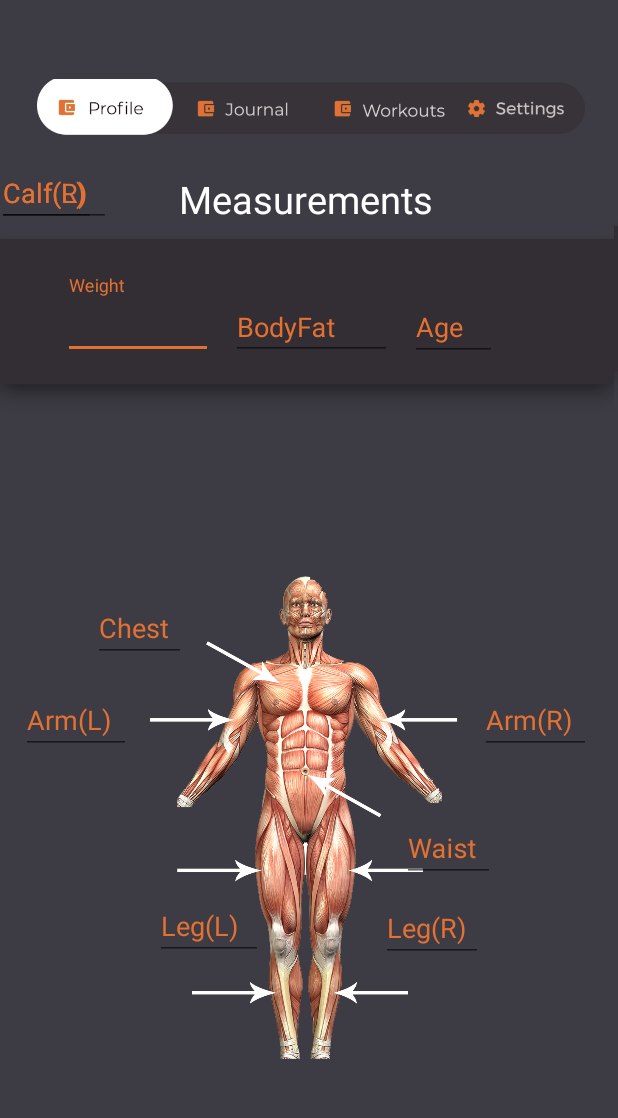
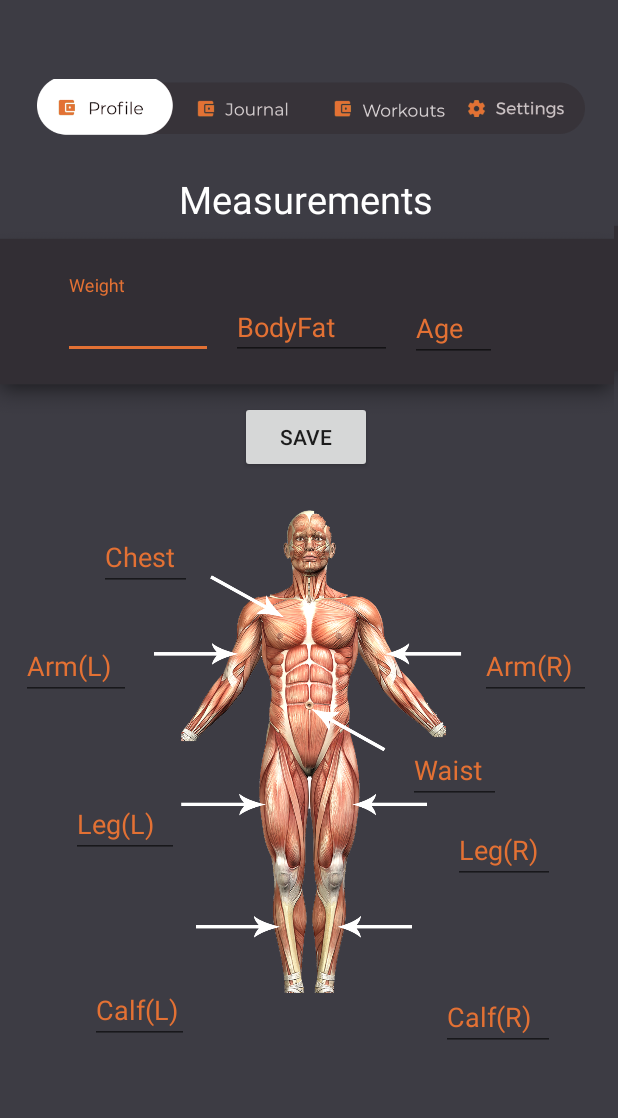
Before and after one commit to bmashlum/WorkoutTracker-1, an Android app: the ProfileFragment screen opened directly, with no data from a screen before it, on a phone screen of 412 x 824 dp, the part 63-1181 px from its top. Run offline under Robolectric (Android 15) with nearby library versions, the phone set to English and light mode, and no system bars; our stand-ins replace Firebase (no records; nobody signed in at launch, a user with empty details on screens opened directly); 1 statement that could not run was skipped.

Commit message:
Added stats user interface in profile with firebase implementation
User can now enter stats and save them. Stats will save to firebase under user who's logged in and the current date. This will allow multiple users stats to be saved and also aid the future graphing function by showing date of stats.

```diff
--- a/FitAid App/app/src/main/java/com/example/brad/fitaid/ProfileFragment.java
+++ b/FitAid App/app/src/main/java/com/example/brad/fitaid/ProfileFragment.java
@@ -2,20 +2,44 @@ package com.example.brad.fitaid;
 
 
 import android.os.Bundle;
+import android.support.annotation.Nullable;
 import android.support.design.widget.TextInputEditText;
 import android.support.design.widget.TextInputLayout;
 import android.support.v4.app.Fragment;
 import android.view.LayoutInflater;
 import android.view.View;
 import android.view.ViewGroup;
+import android.widget.Button;
+import android.widget.EditText;
+
+import com.google.firebase.database.DatabaseReference;
+import com.google.firebase.database.FirebaseDatabase;
+
+import java.text.SimpleDateFormat;
+import java.util.ArrayList;
+import java.util.Date;
+import java.util.HashMap;
+import java.util.LinkedHashMap;
+import java.util.LinkedHashSet;
+import java.util.List;
+import java.util.Locale;
+import java.util.Set;
 
 
 /**
  * A simple {@link Fragment} subclass.
  */
 public class ProfileFragment extends Fragment {
+    //private String currentUser = SigninActivity2.userId;
 
-   // private TextInputLayout userWeight
+    final String email = SigninActivity2.userId.replaceAll("\\.","");
+    final String date_n = new SimpleDateFormat("M,dd,yyyy", Locale.getDefault()).format(new Date());
+    private ArrayList<Double> inputText = new ArrayList<>();
+    FirebaseDatabase database = FirebaseDatabase.getInstance();
+    DatabaseReference ref = database.getReference("/" + email + "/" + date_n);
+    TextInputEditText etWeight,etBodyFat,etAge,etChest,etLeftArm,etRightArm,etWaist,etLeftLeg,etRightLeg,etLeftCalf,etRightCalf;
+    double weight,bodyFat,age,chest,leftArm,rightArm,waist,leftLeg,rightLeg,leftCalf,rightCalf;
+    Button btnSave;
 
     public ProfileFragment() {
         // Required empty public constructor
@@ -23,14 +47,89 @@ public class ProfileFragment extends Fragment {
 
 
     @Override
-    public View onCreateView(LayoutInflater inflater, ViewGroup container,
-                             Bundle savedInstanceState) {
+    public View onCreateView(final LayoutInflater inflater, @Nullable ViewGroup container,
+                             @Nullable Bundle savedInstanceState) {
+
 
         View v = inflater.inflate(R.layout.fragment_profile, container, false);
+
+        btnSave = v.findViewById(R.id.btn_Save);
+        etWeight = v.findViewById(R.id.inputWeight);
+        etBodyFat = v.findViewById(R.id.inputFat);
+        etAge = v.findViewById(R.id.inputAge);
+        etChest = v.findViewById(R.id.inputChest);
+        etLeftArm = v.findViewById(R.id.inputArmL);
+        etRightArm = v.findViewById(R.id.inputArmR);
+        etWaist = v.findViewById(R.id.inputWaist);
+        etLeftLeg = v.findViewById(R.id.inputLegL);
+        etRightLeg = v.findViewById(R.id.inputLegR);
+        etLeftCalf = v.findViewById(R.id.inputCalfL);
+        etRightCalf = v.findViewById(R.id.inputCalfR);
+
+
+
+        btnSave.setOnClickListener(new View.OnClickListener() {
+            @Override
+            public void onClick(View v) {
+                inputText.clear();
+                try {
+                    weight = Double.parseDouble(etWeight.getText().toString());
+                    bodyFat = Double.parseDouble(etBodyFat.getText().toString());
+                    age = Double.parseDouble(etAge.getText().toString());
+                    chest = Double.parseDouble(etChest.getText().toString());
+                    leftArm = Double.parseDouble(etLeftArm.getText().toString());
+                    rightArm = Double.parseDouble(etRightArm.getText().toString());
+                    waist = Double.parseDouble(etWaist.getText().toString());
+                    leftLeg = Double.parseDouble(etLeftLeg.getText().toString());
+                    rightLeg = Double.parseDouble(etRightLeg.getText().toString());
+                    leftCalf = Double.parseDouble(etLeftCalf.getText().toString());
+                    rightCalf = Double.parseDouble(etRightCalf.getText().toString());
+                }
+                catch(NumberFormatException e) {
+                    System.out.println("EMPTY STRING");
+                }
+
+
+                inputText.add(weight);
+                inputText.add(bodyFat);
+                inputText.add(age);
+                inputText.add(chest);
+                inputText.add(leftArm);
+                inputText.add(rightArm);
+                inputText.add(waist);
+                inputText.add(leftLeg);
+                inputText.add(rightLeg);
+                inputText.add(leftCalf);
+                inputText.add(rightCalf);
+
+
+                LinkedHashMap<String, Double> exerciseMap = new LinkedHashMap<String, Double>();
+
+                exerciseMap.put("Weight",inputText.get(0));
+                exerciseMap.put("Body Fat",inputText.get(1));
+                exerciseMap.put("Age",inputText.get(2));
+                exerciseMap.put("Chest",inputText.get(3));
+                exerciseMap.put("Left Arm",inputText.get(4));
+                exerciseMap.put("Right Arm",inputText.get(5));
+                exerciseMap.put("Waist",inputText.get(6));
+                exerciseMap.put("Left Leg",inputText.get(7));
+                exerciseMap.put("Right Leg",inputText.get(8));
+                exerciseMap.put("Left Calf",inputText.get(9));
+                exerciseMap.put("Right Calf",inputText.get(10));
+
+                ref.setValue(exerciseMap);
+
+                System.out.println("TESTINGG " + exerciseMap);
+
+            }
+        });
 
 
 
         return v;
     }
 
+
+
+
 }
--- a/FitAid App/app/src/main/java/com/example/brad/fitaid/WorkoutFragment.java
+++ b/FitAid App/app/src/main/java/com/example/brad/fitaid/WorkoutFragment.java
@@ -34,6 +34,7 @@ import java.util.Random;
  * A simple {@link Fragment} subclass.
  */
 public class WorkoutFragment extends Fragment {
+
     DatabaseHelper myDb;
     //private FragmentAListener listener;
     private ArrayList<String> exercisesClicked = new ArrayList<>();
--- a/FitAid App/app/src/main/res/layout/fragment_profile.xml
+++ b/FitAid App/app/src/main/res/layout/fragment_profile.xml
@@ -37,10 +37,9 @@
         android:id="@+id/imageView5"
         android:layout_width="293dp"
         android:layout_height="407dp"
-        android:layout_marginTop="44dp"
         android:src="@drawable/body"
         app:layout_constraintEnd_toEndOf="parent"
-        app:layout_constraintHorizontal_bias="0.505"
+        app:layout_constraintHorizontal_bias="0.527"
         app:layout_constraintStart_toStartOf="parent"
         app:layout_constraintTop_toBottomOf="@+id/imageView" />
 
@@ -57,6 +56,7 @@
         app:layout_constraintTop_toTopOf="parent">
 
         <android.support.design.widget.TextInputEditText
+            android:id="@+id/inputWeight"
             android:layout_width="match_parent"
             android:layout_height="wrap_content"
             android:hint="Weight"
@@ -77,6 +77,7 @@
         app:layout_constraintVertical_bias="0.494">
 
         <android.support.design.widget.TextInputEditText
+            android:id="@+id/inputFat"
             android:layout_width="match_parent"
             android:layout_height="wrap_content"
             android:hint="BodyFat"
@@ -96,13 +97,14 @@
         app:layout_constraintBottom_toTopOf="@+id/imageView5"
         app:layout_constraintStart_toEndOf="@+id/text_input_bodyfat"
         app:layout_constraintTop_toTopOf="parent"
-        app:layout_constraintVertical_bias="0.403">
+        app:layout_constraintVertical_bias="0.522">
 
         <android.support.design.widget.TextInputEditText
+            android:id="@+id/inputAge"
             android:layout_width="match_parent"
             android:layout_height="wrap_content"
             android:hint="Age"
-            android:inputType="number"
+            android:inputType="numberDecimal"
             android:textColor="@color/colorAccent"
             android:textColorHint="@color/colorAccent" />
     </android.support.design.widget.TextInputLayout>
@@ -112,12 +114,13 @@
         android:layout_width="73dp"
         android:layout_height="53dp"
         android:layout_marginStart="16dp"
-        android:layout_marginTop="124dp"
+        android:layout_marginTop="88dp"
         android:textColorHint="@color/colorAccent"
         app:layout_constraintStart_toStartOf="parent"
         app:layout_constraintTop_toBottomOf="@+id/imageView">
 
         <android.support.design.widget.TextInputEditText
+            android:id="@+id/inputArmL"
             android:layout_width="match_parent"
             android:layout_height="wrap_content"
             android:hint="Arm(L)"
@@ -131,7 +134,7 @@
         android:layout_width="74dp"
         android:layout_height="53dp"
         android:layout_marginStart="8dp"
-        android:layout_marginTop="124dp"
+        android:layout_marginTop="88dp"
         android:layout_marginEnd="16dp"
         android:textColorHint="@color/colorAccent"
         app:layout_constraintEnd_toEndOf="parent"
@@ -140,6 +143,7 @@
         app:layout_constraintTop_toBottomOf="@+id/imageView">
 
         <android.support.design.widget.TextInputEditText
+            android:id="@+id/inputArmR"
             android:layout_width="match_parent"
             android:layout_height="wrap_content"
             android:hint="Arm(R)"
@@ -152,13 +156,14 @@
         android:id="@+id/text_input_waist"
         android:layout_width="62dp"
         android:layout_height="53dp"
-        android:layout_marginTop="32dp"
-        android:layout_marginEnd="80dp"
+        android:layout_marginTop="16dp"
+        android:layout_marginEnd="76dp"
         android:textColorHint="@color/colorAccent"
         app:layout_constraintEnd_toEndOf="parent"
         app:layout_constraintTop_toBottomOf="@+id/text_input_armR">
 
         <android.support.design.widget.TextInputEditText
+            android:id="@+id/inputWaist"
             android:layout_width="match_parent"
             android:layout_height="wrap_content"
             android:hint="Waist"
@@ -171,16 +176,17 @@
         android:id="@+id/text_input_chest"
         android:layout_width="62dp"
         android:layout_height="54dp"
-        android:layout_marginStart="64dp"
+        android:layout_marginStart="68dp"
         android:layout_marginTop="8dp"
         android:layout_marginBottom="8dp"
         android:textColorHint="@color/colorAccent"
         app:layout_constraintBottom_toTopOf="@+id/text_input_armL"
         app:layout_constraintStart_toStartOf="parent"
         app:layout_constraintTop_toBottomOf="@+id/imageView"
-        app:layout_constraintVertical_bias="1.0">
+        app:layout_constraintVertical_bias="0.37">
 
         <android.support.design.widget.TextInputEditText
+            android:id="@+id/inputChest"
             android:layout_width="match_parent"
             android:layout_height="wrap_content"
             android:hint="Chest"
@@ -194,15 +200,16 @@
         android:layout_width="72dp"
         android:layout_height="53dp"
         android:layout_marginStart="8dp"
-        android:layout_marginTop="84dp"
+        android:layout_marginTop="52dp"
         android:layout_marginEnd="8dp"
         android:textColorHint="@color/colorAccent"
         app:layout_constraintEnd_toStartOf="@+id/text_input_legR"
-        app:layout_constraintHorizontal_bias="0.578"
+        app:layout_constraintHorizontal_bias="0.191"
         app:layout_constraintStart_toStartOf="parent"
         app:layout_constraintTop_toBottomOf="@+id/text_input_armL">
 
         <android.support.design.widget.TextInputEditText
+            android:id="@+id/inputLegL"
             android:layout_width="match_parent"
             android:layout_height="wrap_content"
             android:hint="Leg(L)"
@@ -215,12 +222,13 @@
         android:id="@+id/text_input_legR"
         android:layout_width="68dp"
         android:layout_height="53dp"
-        android:layout_marginEnd="88dp"
+        android:layout_marginEnd="40dp"
         android:textColorHint="@color/colorAccent"
         app:layout_constraintEnd_toEndOf="parent"
         app:layout_constraintTop_toBottomOf="@+id/text_input_waist">
 
         <android.support.design.widget.TextInputEditText
+            android:id="@+id/inputLegR"
             android:layout_width="match_parent"
             android:layout_height="wrap_content"
             android:hint="Leg(R)"
@@ -233,11 +241,19 @@
         android:id="@+id/text_input_calfL"
         android:layout_width="62dp"
         android:layout_height="54dp"
+        android:layout_marginStart="8dp"
+        android:layout_marginTop="8dp"
+        android:layout_marginEnd="8dp"
+        android:layout_marginBottom="16dp"
         android:textColorHint="@color/colorAccent"
-        tools:layout_editor_absoluteX="48dp"
-        tools:layout_editor_absoluteY="535dp">
+        app:layout_constraintBottom_toBottomOf="parent"
+        app:layout_constraintEnd_toStartOf="@+id/text_input_calfR"
+        app:layout_constraintHorizontal_bias="0.247"
+        app:layout_constraintStart_toStartOf="parent"
+        app:layout_constraintTop_toBottomOf="@+id/text_input_legL">
 
         <android.support.design.widget.TextInputEditText
+            android:id="@+id/inputCalfL"
             android:layout_width="81dp"
             android:layout_height="wrap_content"
             android:hint="Calf(L)"
@@ -250,11 +266,17 @@
         android:id="@+id/text_input_calfR"
         android:layout_width="76dp"
         android:layout_height="54dp"
+        android:layout_marginTop="8dp"
+        android:layout_marginEnd="40dp"
+        android:layout_marginBottom="8dp"
         android:textColorHint="@color/colorAccent"
-        tools:layout_editor_absoluteX="275dp"
-        tools:layout_editor_absoluteY="535dp">
+        app:layout_constraintBottom_toBottomOf="parent"
+        app:layout_constraintEnd_toEndOf="parent"
+        app:layout_constraintTop_toTopOf="@+id/text_input_legR"
+        app:layout_constraintVertical_bias="0.61">
 
         <android.support.design.widget.TextInputEditText
+            android:id="@+id/inputCalfR"
             android:layout_width="match_parent"
             android:layout_height="wrap_content"
             android:hint="Calf(R)"
@@ -263,4 +285,17 @@
             android:textColorHint="@color/colorAccent" />
     </android.support.design.widget.TextInputLayout>
 
+    <Button
+        android:id="@+id/btn_Save"
+        android:layout_width="wrap_content"
+        android:layout_height="wrap_content"
+        android:layout_marginTop="8dp"
+        android:layout_marginBottom="8dp"
+        android:text="Save"
+        app:layout_constraintBottom_toTopOf="@+id/imageView5"
+        app:layout_constraintEnd_toEndOf="parent"
+        app:layout_constraintStart_toStartOf="parent"
+        app:layout_constraintTop_toBottomOf="@+id/text_input_bodyfat"
+        app:layout_constraintVertical_bias="0.904" />
+
 </android.support.constraint.ConstraintLayout>
```
Also changed, not shown: FitAid App/app/src/main/java/com/example/brad/fitaid/SigninActivity2.java (+15 -3 lines).
